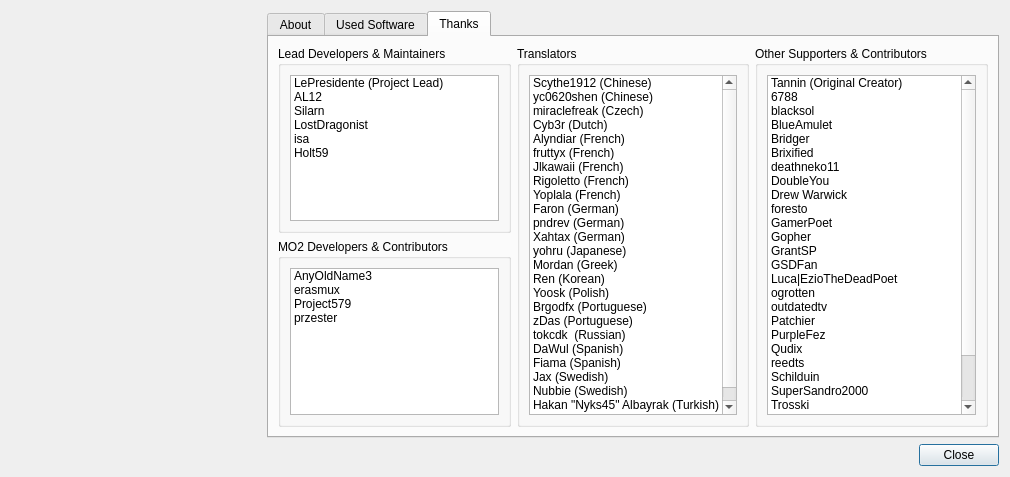
This is modorganizer/src/aboutdialog.ui in Holt59/mo2-merge as Qt 5 draws it before an edit. The edited form follows.
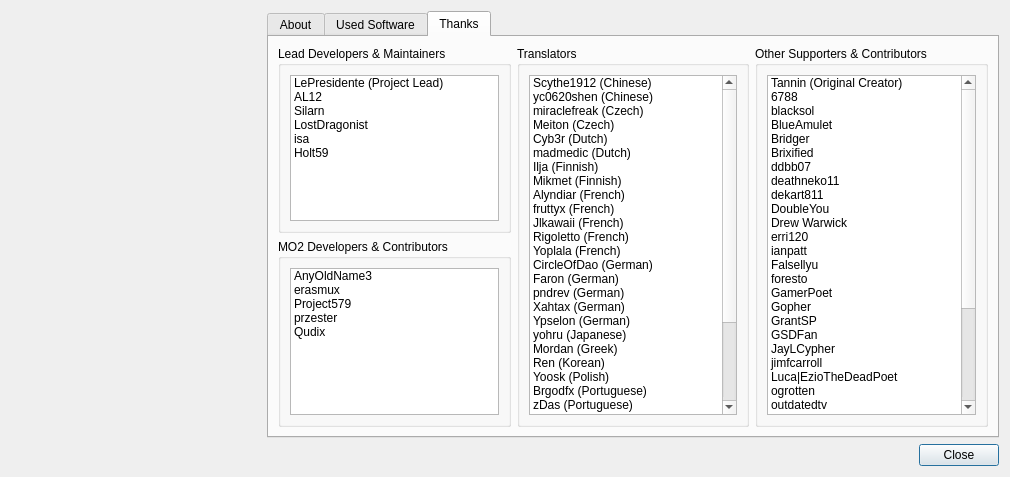
This is the edited form. The open tabs and pages were chosen to show the change. Icons and pictures are not drawn. Custom widgets are drawn as their Qt base class.

Commit message: [modorganizer] Update about dialog

Diff of the .ui file:
```diff
--- a/modorganizer/src/aboutdialog.ui
+++ b/modorganizer/src/aboutdialog.ui
@@ -261,6 +261,11 @@
                 <string notr="true">przester</string>
                </property>
               </item>
+              <item>
+               <property name="text">
+                <string notr="true">Qudix</string>
+               </property>
+              </item>
              </widget>
             </item>
            </layout>
@@ -292,11 +297,31 @@
                 <string notr="true">miraclefreak (Czech)</string>
                </property>
               </item>
+              <item>
+               <property name="text">
+                <string notr="true">Meiton (Czech)</string>
+               </property>
+              </item>
               <item>
                <property name="text">
                 <string>Cyb3r (Dutch)</string>
                </property>
               </item>
+              <item>
+               <property name="text">
+                <string notr="true">madmedic (Dutch)</string>
+               </property>
+              </item>
+              <item>
+               <property name="text">
+                <string notr="true">Ilja (Finnish)</string>
+               </property>
+              </item>
+              <item>
+               <property name="text">
+                <string notr="true">Mikmet (Finnish)</string>
+               </property>
+              </item>
               <item>
                <property name="text">
                 <string notr="true">Alyndiar (French)</string>
@@ -322,6 +347,11 @@
                 <string>Yoplala (French)</string>
                </property>
               </item>
+              <item>
+               <property name="text">
+                <string notr="true">CircleOfDao (German)</string>
+               </property>
+              </item>
               <item>
                <property name="text">
                 <string>Faron (German)</string>
@@ -337,6 +367,11 @@
                 <string notr="true">Xahtax (German)</string>
                </property>
               </item>
+              <item>
+               <property name="text">
+                <string notr="true">Ypselon (German)</string>
+               </property>
+              </item>
               <item>
                <property name="text">
                 <string>yohru (Japanese)</string>
@@ -400,6 +435,11 @@
                 <string notr="true">Hakan &quot;Nyks45&quot; Albayrak (Turkish)</string>
                </property>
               </item>
+              <item>
+               <property name="text">
+                <string notr="true">Kato (Turkish)</string>
+               </property>
+              </item>
               <item>
                <property name="text">
                 <string>...and all other contributors!</string>
@@ -454,11 +494,21 @@
                 <string notr="true">Brixified</string>
                </property>
               </item>
+              <item>
+               <property name="text">
+                <string notr="true">ddbb07</string>
+               </property>
+              </item>
               <item>
                <property name="text">
                 <string notr="true">deathneko11</string>
                </property>
               </item>
+              <item>
+               <property name="text">
+                <string notr="true">dekart811</string>
+               </property>
+              </item>
               <item>
                <property name="text">
                 <string notr="true">DoubleYou</string>
@@ -469,6 +519,21 @@
                 <string notr="true">Drew Warwick</string>
                </property>
               </item>
+              <item>
+               <property name="text">
+                <string notr="true">erri120</string>
+               </property>
+              </item>
+              <item>
+               <property name="text">
+                <string notr="true">ianpatt</string>
+               </property>
+              </item>
+              <item>
+               <property name="text">
+                <string notr="true">Falsellyu</string>
+               </property>
+              </item>
               <item>
                <property name="text">
                 <string notr="true">foresto</string>
@@ -496,7 +561,17 @@
               </item>
               <item>
                <property name="text">
-                <string>Luca|EzioTheDeadPoet</string>
+                <string notr="true">JayLCypher</string>
+               </property>
+              </item>
+              <item>
+               <property name="text">
+                <string notr="true">jimfcarroll</string>
+               </property>
+              </item>
+              <item>
+               <property name="text">
+                <string notr="true">Luca|EzioTheDeadPoet</string>
                </property>
               </item>
               <item>
@@ -511,7 +586,7 @@
               </item>
               <item>
                <property name="text">
-                <string>Patchier</string>
+                <string notr="true">Patchier</string>
                </property>
               </item>
               <item>
@@ -519,11 +594,6 @@
                 <string notr="true">PurpleFez</string>
                </property>
               </item>
-              <item>
-               <property name="text">
-                <string notr="true">Qudix</string>
-               </property>
-              </item>
               <item>
                <property name="text">
                 <string notr="true">reedts</string>
```
Left out of the diff: 4 changed lines with no effect on the pictures. The commit also changes 1 other file.
